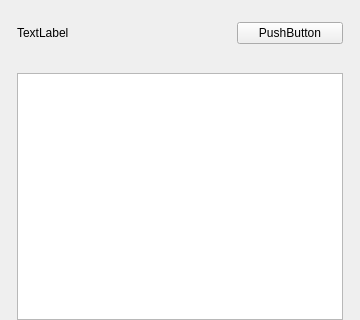
Before: the Qt Designer form ukui-power-manager-tray/mainwindow.ui in ukui/ukui-power-manager, drawn with Qt 5.
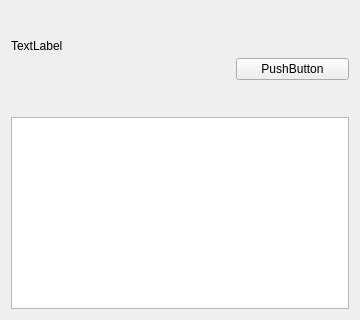
After: the same form once the commit is applied.

```diff
--- a/ukui-power-manager-tray/mainwindow.ui
+++ b/ukui-power-manager-tray/mainwindow.ui
@@ -14,28 +14,26 @@
    <string>MainWindow</string>
   </property>
   <widget class="QWidget" name="centralWidget">
-   <layout class="QVBoxLayout" name="verticalLayout">
+   <layout class="QVBoxLayout" name="mainVerticalLayout">
+    <item>
+     <widget class="QWidget" name="widget" native="true">
+      <layout class="QHBoxLayout" name="horizontalLayout">
     <property name="spacing">
-     <number>29</number>
+        <number>0</number>
     </property>
     <property name="leftMargin">
-     <number>17</number>
+        <number>0</number>
     </property>
     <property name="topMargin">
-     <number>22</number>
+        <number>0</number>
     </property>
     <property name="rightMargin">
-     <number>17</number>
+        <number>0</number>
     </property>
     <property name="bottomMargin">
      <number>0</number>
     </property>
     <item>
-     <layout class="QHBoxLayout" name="horizontalLayout">
-      <property name="spacing">
-       <number>9</number>
-      </property>
-      <item>
        <widget class="QLabel" name="power_title">
         <property name="sizePolicy">
          <sizepolicy hsizetype="Expanding" vsizetype="Preferred">
@@ -62,9 +60,30 @@
        </spacer>
       </item>
       <item>
+        <layout class="QVBoxLayout" name="verticalLayout">
+         <property name="spacing">
+          <number>0</number>
+         </property>
+         <item>
+          <spacer name="verticalSpacer_2">
+           <property name="orientation">
+            <enum>Qt::Vertical</enum>
+           </property>
+           <property name="sizeType">
+            <enum>QSizePolicy::Expanding</enum>
+           </property>
+           <property name="sizeHint" stdset="0">
+            <size>
+             <width>5</width>
+             <height>5</height>
+            </size>
+           </property>
+          </spacer>
+         </item>
+         <item>
        <widget class="QPushButton" name="statistic_button">
         <property name="sizePolicy">
-         <sizepolicy hsizetype="Expanding" vsizetype="Fixed">
+            <sizepolicy hsizetype="Expanding" vsizetype="Preferred">
           <horstretch>0</horstretch>
           <verstretch>0</verstretch>
          </sizepolicy>
@@ -74,13 +93,57 @@
         </property>
        </widget>
       </item>
-     </layout>
+         <item>
+          <spacer name="verticalSpacer">
+           <property name="orientation">
+            <enum>Qt::Vertical</enum>
+           </property>
+           <property name="sizeType">
+            <enum>QSizePolicy::Fixed</enum>
+           </property>
+           <property name="sizeHint" stdset="0">
+            <size>
+             <width>1</width>
+             <height>1</height>
+            </size>
+           </property>
+          </spacer>
+         </item>
+        </layout>
+       </item>
+      </layout>
+     </widget>
+    </item>
+    <item>
+     <spacer name="verticalSpacer_3">
+      <property name="orientation">
+       <enum>Qt::Vertical</enum>
+      </property>
+      <property name="sizeType">
+       <enum>QSizePolicy::Fixed</enum>
+      </property>
+      <property name="sizeHint" stdset="0">
+       <size>
+        <width>20</width>
+        <height>30</height>
+       </size>
+      </property>
+     </spacer>
     </item>
     <item>
      <widget class="QListWidget" name="listWidget">
+      <property name="lineWidth">
+       <number>0</number>
+      </property>
       <property name="autoScroll">
        <bool>false</bool>
       </property>
+      <property name="autoScrollMargin">
+       <number>0</number>
+      </property>
+      <property name="itemAlignment">
+       <set>Qt::AlignLeading|Qt::AlignLeft|Qt::AlignTop</set>
+      </property>
      </widget>
     </item>
    </layout>
```
Lines whose indentation alone changed are shown as unchanged.
